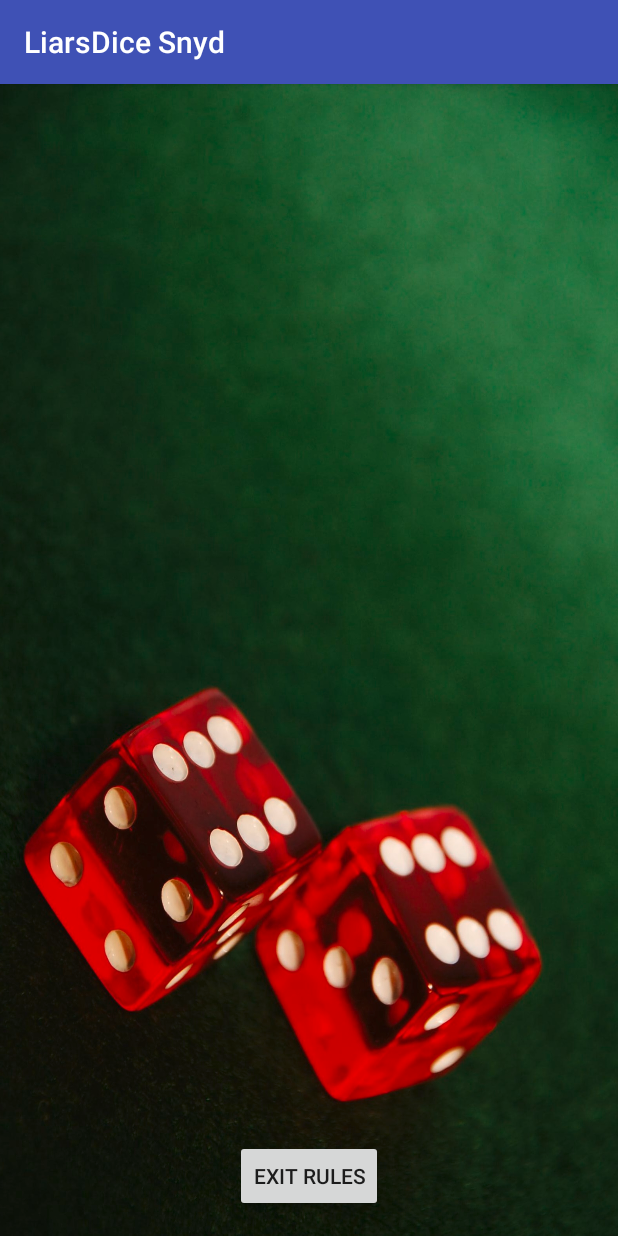
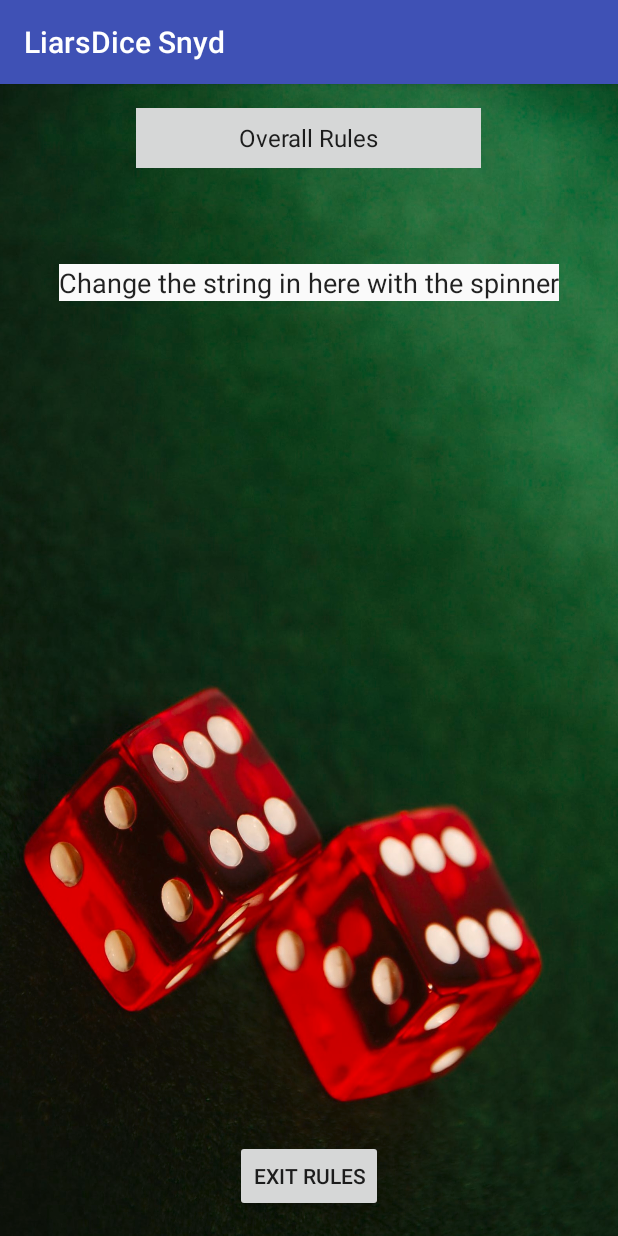
Before and after one commit to legestue/LiarsDiceSnyd, an Android app: the rulesActivity screen opened directly, with no data from a screen before it, on a phone screen of 412 x 824 dp. Run offline under Robolectric (Android 15) with nearby library versions, the phone set to English and light mode, and no system bars.

Commit message:
The spinner is added to rule activity to change explanation of the rule

```diff
--- a/app/src/main/java/com/lajgaard/liarsdicesnyd/rulesActivity.java
+++ b/app/src/main/java/com/lajgaard/liarsdicesnyd/rulesActivity.java
@@ -4,13 +4,48 @@ import android.content.Intent;
 import android.support.v7.app.AppCompatActivity;
 import android.os.Bundle;
 import android.view.View;
+import android.widget.AdapterView;
+import android.widget.Spinner;
+import android.widget.Toast;
 
 public class rulesActivity extends AppCompatActivity {
+
+    Spinner spinneruse;
 
     @Override
     protected void onCreate(Bundle savedInstanceState) {
         super.onCreate(savedInstanceState);
         setContentView(R.layout.activity_rules);
+
+        spinneruse = (Spinner)findViewById(R.id.spinner);
+        spinneruse.setOnItemSelectedListener(new AdapterView.OnItemSelectedListener(){
+            @Override
+            public void onItemSelected(AdapterView<?> parent, View view, int position, long id) {
+                switch (position) {
+                    case 0 :
+                        //adding toast in each spinner item. You can use any code here
+                        Toast.makeText(getApplicationContext(), "Over all rules selected", Toast.LENGTH_LONG).show();
+                        break;
+                    case 1 :
+                        Toast.makeText(getApplicationContext(), "How to count eyes selected", Toast.LENGTH_LONG).show();
+                        break;
+                    case 2 :
+                        Toast.makeText(getApplicationContext(), "How the bids works", Toast.LENGTH_LONG).show();
+                        break;
+                    case 3 :
+                        Toast.makeText(getApplicationContext(), "How the stair works selected", Toast.LENGTH_LONG).show();
+                        break;
+                    default:
+
+                        break;
+                }
+            }
+
+            @Override
+            public void onNothingSelected(AdapterView<?> parent) {
+                //Not required now
+            }
+        });
     }
 
     public void exitRules(View view) //the same as the other way of changing activity
--- a/app/src/main/res/layout/activity_rules.xml
+++ b/app/src/main/res/layout/activity_rules.xml
@@ -19,4 +19,27 @@
         android:layout_alignParentBottom="true"
         android:layout_centerHorizontal="true"
         android:onClick="exitRules"/>
+
+    <Spinner
+        android:layout_width="wrap_content"
+        android:layout_height="wrap_content"
+        android:id="@+id/spinner"
+        android:entries="@array/spinner_item"
+        android:minHeight="40dp"
+        android:minWidth="230dp"
+        android:textAlignment="center"
+        android:layout_alignParentTop="true"
+        android:layout_centerHorizontal="true"
+        android:background="@color/button_material_light" />
+
+    <EditText
+        android:layout_width="wrap_content"
+        android:layout_height="wrap_content"
+        android:id="@+id/ruleText"
+        android:layout_below="@+id/spinner"
+        android:layout_centerHorizontal="true"
+        android:layout_marginTop="64dp"
+        android:text="Change the string in here with the spinner"
+        android:background="@color/background_material_light" />
+
 </RelativeLayout>
--- a/app/src/main/res/values/strings.xml
+++ b/app/src/main/res/values/strings.xml
@@ -1,3 +1,12 @@
 <resources>
     <string name="app_name">LiarsDice Snyd</string>
+
+    <string-array name="spinner_item">
+        <item>Overall Rules</item>
+        <item>Eyes Counting</item>
+        <item>Bidding</item>
+        <item>The Stair</item>
+
+
+    </string-array>
 </resources>
```
